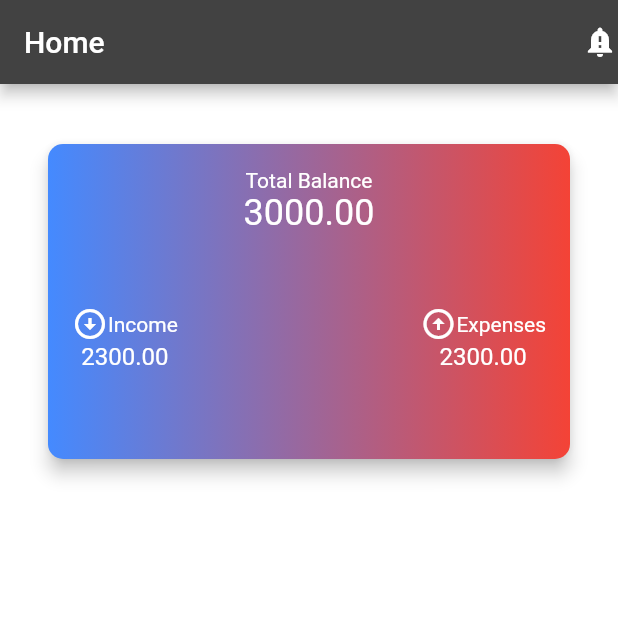
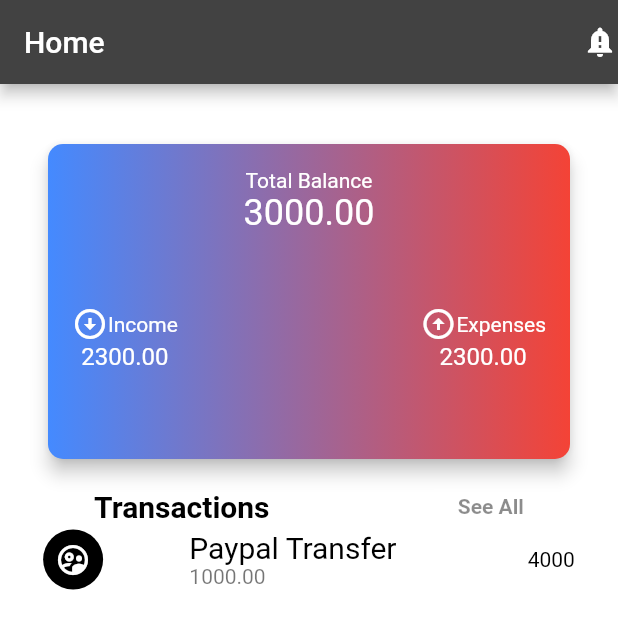
Before and after one commit to Sabekur-reza17/track_my_spend, a Flutter app: the HomeScreen screen opened directly, on a phone screen of 412 x 824 dp. Shown: the top 629 px of the screen. Run offline on Flutter 3.47's test engine with Material 2 defaults, Android fonts, the light colour scheme and no system bars.

Commit message:
home ui design update

```diff
--- a/lib/features/home/presentation/home_screen.dart
+++ b/lib/features/home/presentation/home_screen.dart
@@ -21,6 +21,8 @@ class _HomeScreenState extends State<HomeScreen> {
       ),
       body: SingleChildScrollView(
         child: Column(
+          mainAxisAlignment: MainAxisAlignment.start,
+          crossAxisAlignment: CrossAxisAlignment.center,
           children: [
             Container(
               width: double.infinity,
@@ -98,6 +100,64 @@ class _HomeScreenState extends State<HomeScreen> {
                   ),
                 ),
               ),
+            ),
+            Row(
+              mainAxisAlignment: MainAxisAlignment.spaceAround,
+              children: const [
+                Padding(
+                  padding: EdgeInsets.only(top: 4, bottom: 4),
+                  child: Text(
+                    'Transactions',
+                    style: TextStyle(
+                        fontSize: 20,
+                        fontWeight: FontWeight.w600,
+                        color: Colors.black),
+                  ),
+                ),
+                Padding(
+                  padding: EdgeInsets.only(top: 4, bottom: 4),
+                  child: Text(
+                    'See All',
+                    style: TextStyle(
+                        fontSize: 14,
+                        fontWeight: FontWeight.w600,
+                        color: Colors.black45),
+                  ),
+                ),
+              ],
+            ),
+            Row(
+              mainAxisAlignment: MainAxisAlignment.spaceAround,
+              children: [
+                const CircleAvatar(
+                  child: Icon(
+                    Icons.supervised_user_circle_outlined,
+                    size: 24,
+                  ),
+                ),
+                Column(
+                  mainAxisAlignment: MainAxisAlignment.start,
+                  crossAxisAlignment: CrossAxisAlignment.start,
+                  children: const [
+                    Text(
+                      'Paypal Transfer',
+                      style: TextStyle(fontSize: 20, color: Colors.black),
+                    ),
+                    Text(
+                      '1000.00',
+                      style:
+                      TextStyle(fontSize: 14, color: Colors.black54),
+                    ),
+                  ],
+                ),
+                const Padding(
+                  padding: EdgeInsets.only(left: 30),
+                  child: Text(
+                    '4000',
+                    style: TextStyle(color: Colors.black),
+                  ),
+                )
+              ],
             )
           ],
         ),
```
